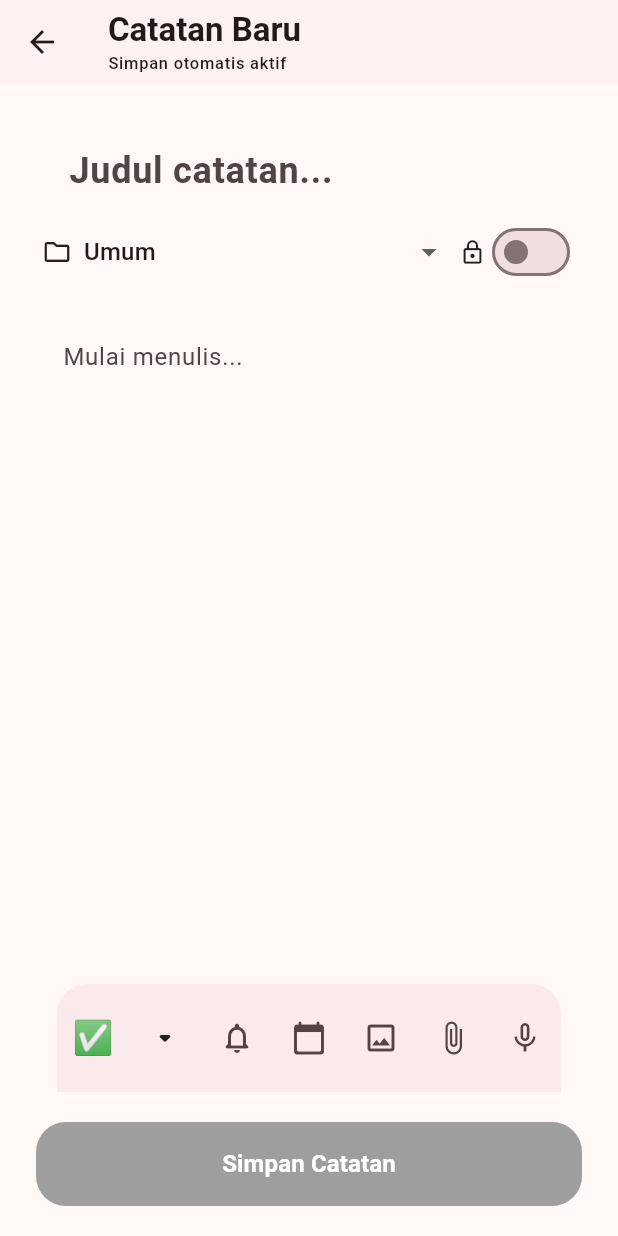
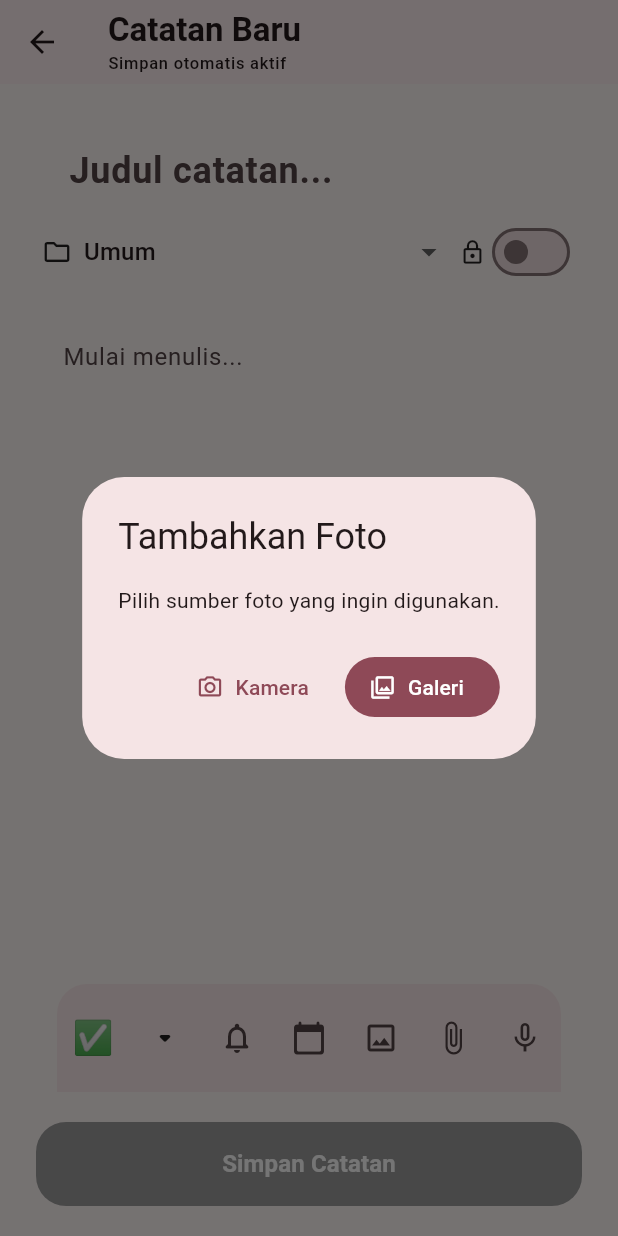
Before and after one commit to putriwahyudewantie-ctrl/pawnotes, a Flutter app: the AddNotePage screen opened directly with empty values, after a tap on the "image" icon, on a phone screen of 412 x 824 dp. Run offline on Flutter 3.47's test engine with Material 3 defaults, Android fonts, the phone set to English and light mode, and no system bars; our stand-ins replace audioplayers, camera, file_picker, flutter_local_notifications, flutter_timezone, image_picker and 3 more; missing offline and left inert: cryptography, record; accounts and stored records are empty.

Commit message:
Menambahkan fitur pengambilan foto melalui kamera dan galeri serta memperbaiki tampilan foto agar tidak mengalami overflow

```diff
--- a/lib/views/add_note_page.dart
+++ b/lib/views/add_note_page.dart
@@ -7,6 +7,8 @@ import 'package:flutter/material.dart';
 import 'package:flutter/foundation.dart';
 import 'package:intl/intl.dart';
 import 'package:open_filex/open_filex.dart';
+import 'package:image_picker/image_picker.dart';
+import 'camera_capture_page.dart';
 import 'package:path/path.dart' as p;
 import 'package:path_provider/path_provider.dart';
 import 'package:record/record.dart';
@@ -208,6 +210,7 @@ class _AddNotePageState extends State<AddNotePage> with WidgetsBindingObserver {
   String _checklistMarker = '✅';
   final List<String> _attachments = [];
   final AudioRecorder _recorder = AudioRecorder();
+  final ImagePicker _imagePicker = ImagePicker();
   bool _isRecording = false;
   bool _hasSavedDraft = false;
   String? _lastReminderWarning;
@@ -483,6 +486,7 @@ class _AddNotePageState extends State<AddNotePage> with WidgetsBindingObserver {
             ),
           ),
         ),
+
 body: NoteThemeBackground(
   imagePath: widget.viewModel.themeImagePath,
   isDarkMode: widget.viewModel.isDarkMode,
@@ -491,14 +495,18 @@ class _AddNotePageState extends State<AddNotePage> with WidgetsBindingObserver {
       constraints: const BoxConstraints(maxWidth: 840),
       child: Column(
         children: [
+          Expanded(
+            child: ListView(
+              padding: const EdgeInsets.only(bottom: 12),
+              children: [
                 Padding(
                   padding: const EdgeInsets.fromLTRB(16, 16, 16, 8),
                   child: Container(
                     padding: const EdgeInsets.all(12),
                     decoration: BoxDecoration(
-                        color: Theme.of(
-                          context,
-                        ).colorScheme.surface.withValues(alpha: 0.42),
+                      color: Theme.of(context)
+                          .colorScheme.surface
+                          .withValues(alpha: 0.42),
                       borderRadius: BorderRadius.circular(20),
                     ),
                     child: Column(
@@ -512,9 +520,9 @@ class _AddNotePageState extends State<AddNotePage> with WidgetsBindingObserver {
                           decoration: InputDecoration(
                             hintText: 'Judul catatan...',
                             filled: true,
-                              fillColor: Theme.of(
-                                context,
-                              ).colorScheme.surface.withValues(alpha: 0.58),
+                            fillColor: Theme.of(context)
+                                .colorScheme.surface
+                                .withValues(alpha: 0.58),
                             contentPadding: const EdgeInsets.symmetric(
                               horizontal: 14,
                               vertical: 12,
@@ -575,15 +583,12 @@ class _AddNotePageState extends State<AddNotePage> with WidgetsBindingObserver {
                             alignment: Alignment.centerLeft,
                             child: Wrap(
                               spacing: 8,
-                                children: _attachments
-                                    .map(
-                                      (path) => InputChip(
+                              children: _attachments.map((path) {
+                                return InputChip(
                                   avatar: Icon(
                                     _isImagePath(path)
                                         ? Icons.image_outlined
-                                              : path.toLowerCase().endsWith(
-                                                  '.m4a',
-                                                )
+                                        : path.toLowerCase().endsWith('.m4a')
                                             ? Icons.mic
                                             : Icons.attach_file,
                                     size: 16,
@@ -603,15 +608,15 @@ class _AddNotePageState extends State<AddNotePage> with WidgetsBindingObserver {
                                     );
                                     _scheduleAutoSave();
                                   },
-                                      ),
-                                    )
-                                    .toList(),
+                                );
+                              }).toList(),
                             ),
                           ),
                       ],
                     ),
                   ),
                 ),
+
                 if (_selectedReminderDate != null ||
                     _selectedDate != null ||
                     _selectedImageUrl != null)
@@ -620,9 +625,9 @@ class _AddNotePageState extends State<AddNotePage> with WidgetsBindingObserver {
                     child: Container(
                       padding: const EdgeInsets.all(10),
                       decoration: BoxDecoration(
-                          color: Theme.of(
-                            context,
-                          ).colorScheme.surface.withValues(alpha: 0.42),
+                        color: Theme.of(context)
+                            .colorScheme.surface
+                            .withValues(alpha: 0.42),
                         borderRadius: BorderRadius.circular(16),
                       ),
                       child: Column(
@@ -633,7 +638,9 @@ class _AddNotePageState extends State<AddNotePage> with WidgetsBindingObserver {
                               label:
                                   "Pengingat: ${DateFormat('dd MMM yyyy, HH:mm').format(_selectedReminderDate!)}",
                               onClear: () {
-                                  setState(() => _selectedReminderDate = null);
+                                setState(
+                                  () => _selectedReminderDate = null,
+                                );
                                 _scheduleAutoSave();
                               },
                             ),
@@ -664,11 +671,11 @@ class _AddNotePageState extends State<AddNotePage> with WidgetsBindingObserver {
                       ),
                     ),
                   ),
-                  Expanded(
-                    child: ListView.builder(
+
+                Padding(
                   padding: const EdgeInsets.symmetric(horizontal: 24),
-                      itemCount: blocks.length,
-                      itemBuilder: (_, i) {
+                  child: Column(
+                    children: List.generate(blocks.length, (i) {
                       final b = blocks[i];
                       final c = _blockControllers[i];
                       final f = _blockFocus[i];
@@ -678,9 +685,9 @@ class _AddNotePageState extends State<AddNotePage> with WidgetsBindingObserver {
                           padding: const EdgeInsets.only(bottom: 8),
                           child: Container(
                             decoration: BoxDecoration(
-                                color: Theme.of(
-                                  context,
-                                ).colorScheme.surface.withValues(alpha: 0.46),
+                              color: Theme.of(context)
+                                  .colorScheme.surface
+                                  .withValues(alpha: 0.46),
                               borderRadius: BorderRadius.circular(12),
                             ),
                             child: Row(
@@ -690,9 +697,9 @@ class _AddNotePageState extends State<AddNotePage> with WidgetsBindingObserver {
                                       ? 'Tandai belum selesai'
                                       : 'Tandai selesai',
                                   onPressed: () {
-                                      setState(
-                                        () => b["done"] = !(b["done"] == true),
-                                      );
+                                    setState(() {
+                                      b["done"] = !(b["done"] == true);
+                                    });
                                     _scheduleAutoSave();
                                   },
                                   icon: Text(
@@ -715,13 +722,15 @@ class _AddNotePageState extends State<AddNotePage> with WidgetsBindingObserver {
                                           ? TextDecoration.lineThrough
                                           : null,
                                     ),
-                                      textInputAction: TextInputAction.newline,
+                                    textInputAction:
+                                        TextInputAction.newline,
                                     onChanged: (text) {
                                       final lines = text.split('\n');
                                       if (lines.length > 1) {
                                         c.value = TextEditingValue(
                                           text: lines.first,
-                                            selection: TextSelection.collapsed(
+                                          selection:
+                                              TextSelection.collapsed(
                                             offset: lines.first.length,
                                           ),
                                         );
@@ -739,8 +748,7 @@ class _AddNotePageState extends State<AddNotePage> with WidgetsBindingObserver {
                                         WidgetsBinding.instance
                                             .addPostFrameCallback((_) {
                                           if (mounted &&
-                                                    _blockFocus.length >
-                                                        i + 1) {
+                                              _blockFocus.length > i + 1) {
                                             _blockFocus[i + 1]
                                                 .requestFocus();
                                           }
@@ -749,7 +757,8 @@ class _AddNotePageState extends State<AddNotePage> with WidgetsBindingObserver {
                                     },
                                     decoration: const InputDecoration(
                                       border: InputBorder.none,
-                                        contentPadding: EdgeInsets.symmetric(
+                                      contentPadding:
+                                          EdgeInsets.symmetric(
                                         vertical: 6,
                                       ),
                                     ),
@@ -768,6 +777,7 @@ class _AddNotePageState extends State<AddNotePage> with WidgetsBindingObserver {
                           ),
                         );
                       }
+
                       return TextField(
                         controller: c,
                         focusNode: f,
@@ -776,13 +786,16 @@ class _AddNotePageState extends State<AddNotePage> with WidgetsBindingObserver {
                           border: InputBorder.none,
                           hintText: 'Mulai menulis...',
                           filled: true,
-                            fillColor: Theme.of(
-                              context,
-                            ).colorScheme.surface.withValues(alpha: 0.46),
+                          fillColor: Theme.of(context)
+                              .colorScheme.surface
+                              .withValues(alpha: 0.46),
                           contentPadding: const EdgeInsets.all(14),
                         ),
                       );
-                      },
+                    }),
+                  ),
+                ),
+              ],
             ),
           ),
           _buildToolbar(),
@@ -791,6 +804,7 @@ class _AddNotePageState extends State<AddNotePage> with WidgetsBindingObserver {
     ),
   ),
 ),
+
       ),
     );
   }
@@ -865,20 +879,95 @@ class _AddNotePageState extends State<AddNotePage> with WidgetsBindingObserver {
 
 Future<void> _pickImageUrl() async {
   try {
-      final files = await FilePicker.pickFiles(type: FileType.image);
-      if (files.isEmpty || !mounted) return;
-      final savedPath = await _savePickedFile(files.first);
+    final source = await showDialog<ImageSource>(
+      context: context,
+      builder: (dialogContext) => AlertDialog(
+        title: const Text('Tambahkan Foto'),
+        content: const Text('Pilih sumber foto yang ingin digunakan.'),
+        actions: [
+          TextButton.icon(
+            onPressed: () {
+              Navigator.pop(dialogContext, ImageSource.camera);
+            },
+            icon: const Icon(Icons.camera_alt_outlined),
+            label: const Text('Kamera'),
+          ),
+          FilledButton.icon(
+            onPressed: () {
+              Navigator.pop(dialogContext, ImageSource.gallery);
+            },
+            icon: const Icon(Icons.photo_library_outlined),
+            label: const Text('Galeri'),
+          ),
+        ],
+      ),
+    );
+
+    if (source == null || !mounted) return;
+
+    if (source == ImageSource.camera) {
+      // Buka halaman kamera langsung di dalam PawNotes.
+      final XFile? photo = await Navigator.push<XFile>(
+        context,
+        MaterialPageRoute(
+          builder: (_) => const CameraCapturePage(),
+        ),
+      );
+
+      if (photo == null || !mounted) return;
+
+      final savedPath = await _saveCapturedImage(photo);
+
       if (!mounted) return;
-      setState(() => _selectedImageUrl = savedPath);
+
+      setState(() {
+        _selectedImageUrl = savedPath;
+      });
+
       _scheduleAutoSave();
+
+      ScaffoldMessenger.of(context).showSnackBar(
+        const SnackBar(
+          content: Text('Foto kamera berhasil ditambahkan!'),
+        ),
+      );
+    } else {
+      // Galeri tetap menggunakan image_picker.
+      final XFile? image = await _imagePicker.pickImage(
+        source: ImageSource.gallery,
+        imageQuality: 85,
+        maxWidth: 1920,
+      );
+
+      if (image == null || !mounted) return;
+
+      final savedPath = await _saveCapturedImage(image);
+
+      if (!mounted) return;
+
+      setState(() {
+        _selectedImageUrl = savedPath;
+      });
+
+      _scheduleAutoSave();
+
+      ScaffoldMessenger.of(context).showSnackBar(
+        const SnackBar(
+          content: Text('Foto galeri berhasil ditambahkan!'),
+        ),
+      );
+    }
   } catch (error) {
     if (mounted) {
       ScaffoldMessenger.of(context).showSnackBar(
-          SnackBar(content: Text('Gambar gagal ditambahkan: $error')),
+        SnackBar(
+          content: Text('Gambar gagal ditambahkan: $error'),
+        ),
       );
     }
   }
 }
+
 
   List<String> _folderOptions() {
     final folders = <String>{'Umum', ...widget.folders, _selectedFolder};
@@ -913,6 +1002,43 @@ class _AddNotePageState extends State<AddNotePage> with WidgetsBindingObserver {
     if (!mounted || folder == null || folder.isEmpty) return;
     setState(() => _selectedFolder = folder);
     _scheduleAutoSave();
+  }
+
+  Future<String> _saveCapturedImage(XFile image) async {
+  final extension = p.extension(image.name).toLowerCase();
+
+  if (kIsWeb) {
+    final bytes = await image.readAsBytes();
+
+    final mimeType = switch (extension) {
+      '.png' => 'image/png',
+      '.gif' => 'image/gif',
+      '.webp' => 'image/webp',
+      '.bmp' => 'image/bmp',
+      _ => 'image/jpeg',
+    };
+
+    return 'data:$mimeType;base64,${base64Encode(bytes)}';
+  }
+
+  final directory = await getApplicationDocumentsDirectory();
+
+  final attachmentDirectory = Directory(
+    p.join(directory.path, 'pawnotes_attachments'),
+  );
+
+  await attachmentDirectory.create(recursive: true);
+
+  final safeExtension = extension.isEmpty ? '.jpg' : extension;
+
+  final destination = p.join(
+    attachmentDirectory.path,
+    'camera_${DateTime.now().microsecondsSinceEpoch}$safeExtension',
+  );
+
+  await File(image.path).copy(destination);
+
+  return destination;
 }
 
   Future<String> _savePickedFile(PlatformFile pickedFile) async {
--- a/pubspec.yaml
+++ b/pubspec.yaml
@@ -39,6 +39,8 @@ dependencies:
   http: ^1.6.0
   intl: ^0.20.2
   file_picker: ^13.3.2
+  image_picker: ^1.2.4
+  camera: ^0.12.2
   path_provider: ^2.1.6
   record: ^7.1.2
   audioplayers: ^6.8.1
```
Also changed, not shown: lib/views/camera_capture_page.dart (added, +316 -0 lines), pubspec.lock, 5 other files. Lines whose indentation alone changed are shown as unchanged.
